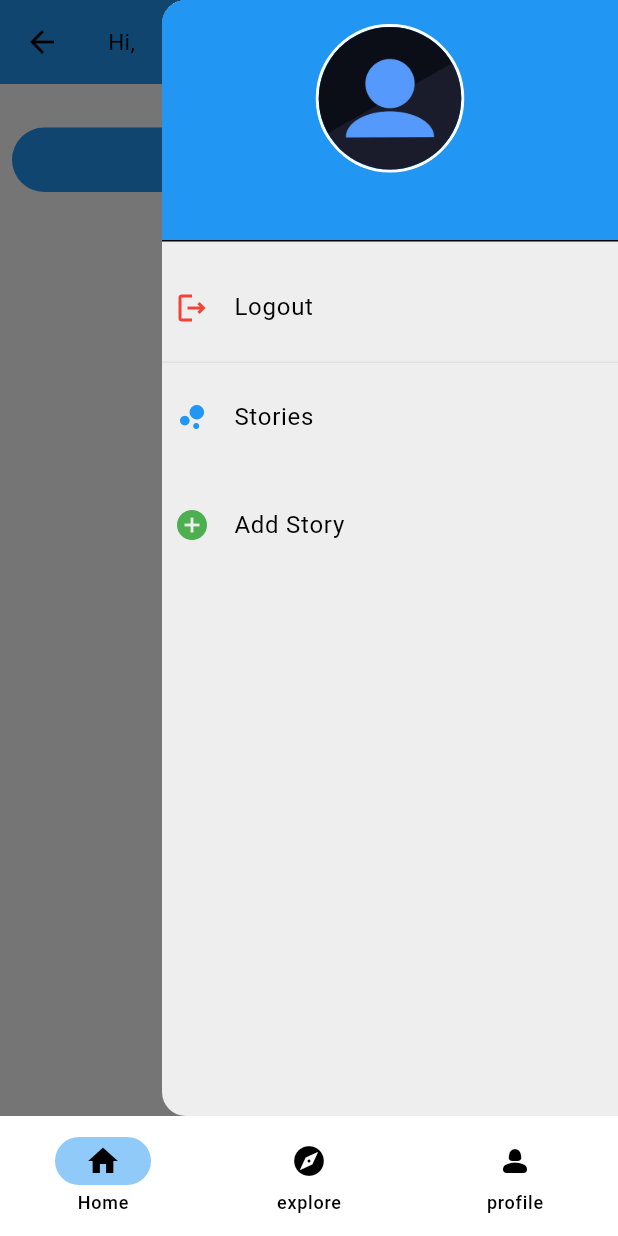
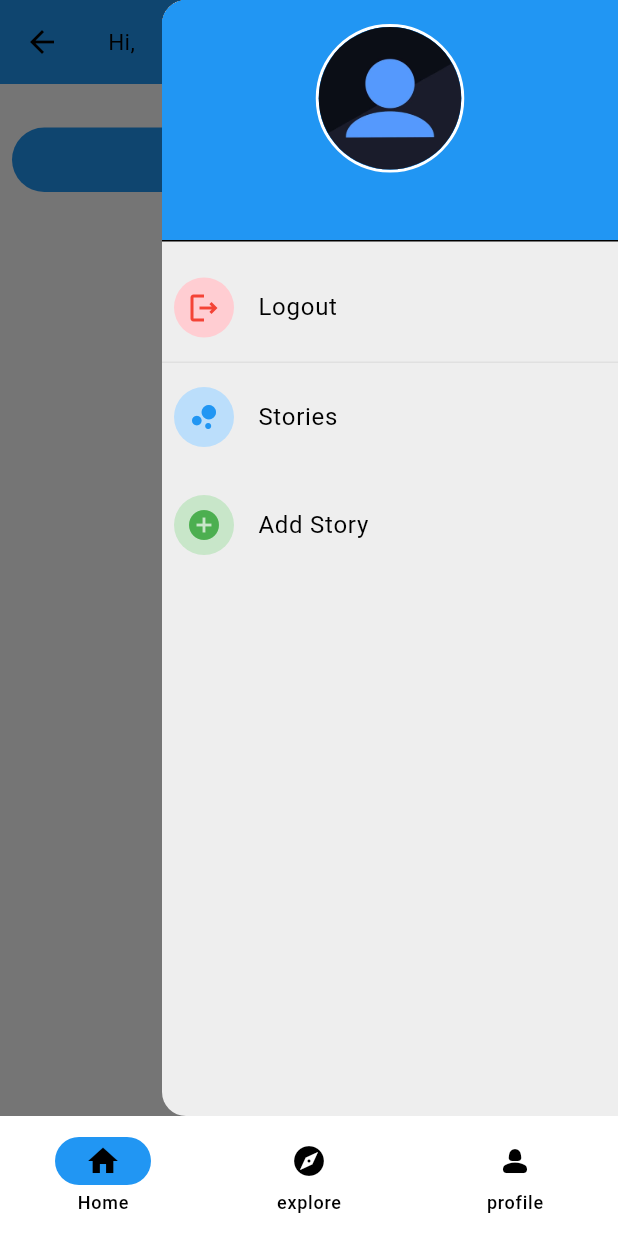
Before and after one commit to Uday-kiran9147/Traveller, a Flutter app: the MyHome screen opened directly, after a tap on the "menu" icon, on a phone screen of 412 x 824 dp. Run offline on Flutter 3.47's test engine with Material 3 defaults, Android fonts, the light colour scheme and no system bars; our stand-ins replace bloc, cloud_firestore, equatable, firebase_auth, firebase_core, firebase_storage and 6 more; accounts and stored records are empty.

Commit message:
Refactor: update UI elements and improve layout in profile and home screens

```diff
--- a/lib/presentation/pages/home/ui/home.dart
+++ b/lib/presentation/pages/home/ui/home.dart
@@ -61,10 +61,10 @@ class _MyHomeState extends State<MyHome> {
               // IconThemeData(color: Theme.of(context).primaryColor),
           // type: BottomNavigationBarType.fixed, // shifting type creates conflict with backgroundcolor
           // iconSize: 16,
-          elevation: 5,
+          // elevation: 5,
           backgroundColor: AppTheme.backgroundLight ,
           // unselectedItemColor: Colors.grey,
-          indicatorColor: Theme.of(context).primaryColor.withOpacity(0.5),
+          indicatorColor: Theme.of(context).primaryColor,
           selectedIndex: index,
           onDestinationSelected: (value) => setState(() {
             index = value;
--- a/lib/presentation/pages/home/ui/widgets/drawer.dart
+++ b/lib/presentation/pages/home/ui/widgets/drawer.dart
@@ -65,9 +65,12 @@ ListView buildDrawer(BuildContext context, HomeCubitState state) {
               );
             } // remove the drawer
           },
-            leading: const Icon(
+          leading: CircleAvatar(
+            backgroundColor: Colors.red.shade100,
+            child: const Icon(
               Icons.logout_outlined,
               color: Colors.red,
+            ),
           ),
           title: const Text(
             "Logout",
@@ -87,9 +90,12 @@ ListView buildDrawer(BuildContext context, HomeCubitState state) {
             ),
           );
         },
-          leading: const Icon(
+        leading: CircleAvatar(
+          backgroundColor: Colors.blue.shade100,
+          child: const Icon(
             Icons.bubble_chart,
             color: Colors.blue,
+          ),
         ),
         title: const Text(
           "Stories",
@@ -103,9 +109,12 @@ ListView buildDrawer(BuildContext context, HomeCubitState state) {
         onTap: () {
           Navigator.pushNamed(context, RouteName.addstory);
         },
-          leading: const Icon(
+        leading: CircleAvatar(
+          backgroundColor: Colors.green.shade100,
+          child: const Icon(
             Icons.add_circle,
             color: Colors.green,
+          ),
         ),
         title: const Text(
           "Add Story",
--- a/lib/presentation/pages/profile/profile.dart
+++ b/lib/presentation/pages/profile/profile.dart
@@ -37,8 +37,8 @@ class _ProfileScreenState extends State<ProfileScreen>
   String owner = FirebaseAuth.instance.currentUser!.uid;
   @override
   Widget build(BuildContext context) {
-    return Scaffold(
-      // backgroundColor: Theme.of(context).primaryColor.withOpacity(0.1),
+    return SafeArea(
+      child: Scaffold(
         body: StreamBuilder<UserRegister>(
             stream: FirebaseFirestore.instance
                 .collection('users')
@@ -55,13 +55,19 @@ class _ProfileScreenState extends State<ProfileScreen>
                 return BlocConsumer<ProfileCubit, ProfileState>(
                   listener: (context, state) {},
                   builder: (context, state) {
-                  return Column(
+                    var isValidUrl = (randomuser.profileurl == null ||
+                        randomuser.profileurl!.startsWith('http') == true);
+                    return SingleChildScrollView(
+                      child: Column(
                         mainAxisAlignment: MainAxisAlignment.start,
                         crossAxisAlignment: CrossAxisAlignment.center,
                         children: [
                           Container(
                             padding: const EdgeInsets.symmetric(
-                            horizontal: 16, vertical: 12),
+                              horizontal: 16,
+                              vertical: 12,
+                            ),
+                            height: 80,
                             width: double.infinity,
                             color: Colors.blue.shade400,
                             child: Row(
@@ -75,53 +81,41 @@ class _ProfileScreenState extends State<ProfileScreen>
                                     fontWeight: FontWeight.bold,
                                   ),
                                 ),
-                            if (isowner)
-                              OutlinedButton(
-                                onPressed: () {
-                                  Navigator.pushNamed(
-                                      context, RouteName.editprofile);
-                                },
-                                style: OutlinedButton.styleFrom(
-                                  side: const BorderSide(color: Colors.white),
-                                ),
-                                child: const Text(
-                                  'Edit',
-                                  style: TextStyle(color: Colors.white),
-                                ),
-                              ),
                               ],
                             ),
                           ),
-                      // const SizedBox(height: 20),
+
                           // Avatar and user info
                           Padding(
                             padding: const EdgeInsets.all(8.0),
                             child: Row(
-                          spacing: 20,
+                              spacing: 10,
                               children: [
                                 Container(
-                              height: 100,
+                                  height: 90,
                                   width: 100,
+                                  child: isValidUrl
+                                      ? null
+                                      : CircleAvatar(
+                                          radius: 30,
+                                          backgroundColor: Colors.blue.shade100,
+                                          child: Icon(
+                                            Icons.person_2_outlined,
+                                            size: 40,
+                                            color: Colors.blue.shade500,
+                                          ),
+                                        ),
                                   decoration: BoxDecoration(
-                                border: Border.all(color: Colors.black),
                                       shape: BoxShape.circle,
-                                image: (randomuser.profileurl == null ||
-                                        randomuser.profileurl!
-                                                .startsWith('http') ==
-                                            false)
-                                    ? const DecorationImage(
-                                        // opacity: 0.75,
-                                        fit: BoxFit.cover,
-                                        image: AssetImage('assets/noimage.png'),
-                                      )
-                                    : DecorationImage(
+                                      image: isValidUrl
+                                          ? DecorationImage(
                                               // opacity: 0.75,
                                               fit: BoxFit.cover,
                                               image: NetworkImage(
                                                 randomuser.profileurl!,
                                               ),
-                                      ),
-                              ),
+                                            )
+                                          : null),
                                 ),
                                 Column(
                                   mainAxisAlignment: MainAxisAlignment.start,
@@ -138,9 +132,6 @@ class _ProfileScreenState extends State<ProfileScreen>
                                       children: [
                                         Text("${randomuser.tag!}",
                                             style: TextStyle(color: Colors.grey)),
-                                    SizedBox(width: 4),
-                                    Icon(Icons.circle,
-                                        color: Colors.blue, size: 8),
                                       ],
                                     ),
                                     Text(
@@ -150,7 +141,22 @@ class _ProfileScreenState extends State<ProfileScreen>
                                       style: TextStyle(color: Colors.grey),
                                     ),
                                   ],
-                            )
+                                ),
+                                Spacer(),
+                                if (isowner)
+                                  OutlinedButton(
+                                    onPressed: () {
+                                      Navigator.pushNamed(
+                                          context, RouteName.editprofile);
+                                    },
+                                    style: OutlinedButton.styleFrom(
+                                      side: const BorderSide(color: Colors.blue),
+                                    ),
+                                    child: const Text(
+                                      'Edit',
+                                      style: TextStyle(color: Colors.blue),
+                                    ),
+                                  ),
                               ],
                             ),
                           ),
@@ -168,8 +174,8 @@ class _ProfileScreenState extends State<ProfileScreen>
                                   onPressed: () async {
                                     FollowUser follow = FollowUser(
                                       userid: randomuser.uid,
-                                    random_User_Followers:
-                                        randomuser.followers);
+                                      random_User_Followers: randomuser.followers,
+                                    );
                                     await follow.follow();
                                   },
                                   child: randomuser.followers.contains(owner)
@@ -194,21 +200,22 @@ class _ProfileScreenState extends State<ProfileScreen>
                                                 color: Colors.blue,
                                               ),
                                               Text('  follow'),
-                                        ])),
+                                            ]),
+                                ),
                           Padding(
                             padding: const EdgeInsets.all(8.0),
                             child: Row(
                               mainAxisAlignment: MainAxisAlignment.spaceBetween,
                               children: [
                                 const Text("Upcoming....."),
-                            isowner
-                                ? TextButton(
+                                if (isowner)
+                                  TextButton(
                                     onPressed: () {
                                       String? destination;
                                       destinationDialog(context, destination);
                                     },
-                                    child: const Text('Add'))
-                                : Container()
+                                    child: const Text('Add'),
+                                  )
                               ],
                             ),
                           ),
@@ -220,22 +227,36 @@ class _ProfileScreenState extends State<ProfileScreen>
                                     width: 300,
                                     child: Text(
                                       '-----No upcoming plans-----',
-                                  style: Theme.of(context).textTheme.bodySmall,
+                                      style:
+                                          Theme.of(context).textTheme.bodySmall,
                                       textAlign: TextAlign.center,
-                                ))
+                                    ),
+                                  )
                                 : SizedBox(
                                     height: 90,
                                     child: TravelListWIdget(
-                                    randomuser: randomuser, isowner: isowner),
+                                      randomuser: randomuser,
+                                      isowner: isowner,
+                                    ),
                                   ),
                           ),
                           // Buttons Grid
-                      Wrap(
+                          Container(
+                            height: 200,
+                            width: double.infinity,
+                            alignment: Alignment.center,
+                            decoration: BoxDecoration(
+                              // color: Colors.grey,
+                              borderRadius: BorderRadius.circular(12),
+                            ),
+                            child: Wrap(
                               spacing: 18,
                               runSpacing: 18,
                               children: [
-                          _buildProfileButton(Icons.calendar_today, "Following",
-                              () {
+                                _buildProfileButton(
+                                    Icons.calendar_today,
+                                    "Following",
+                                    randomuser.following.length.toString(), () {
                                   Navigator.push(
                                     context,
                                     MaterialPageRoute(
@@ -247,7 +268,8 @@ class _ProfileScreenState extends State<ProfileScreen>
                                     ),
                                   );
                                 }),
-                          _buildProfileButton(Icons.group, "Followers", () {
+                                _buildProfileButton(Icons.group, "Followers",
+                                    randomuser.followers.length.toString(), () {
                                   Navigator.push(
                                     context,
                                     MaterialPageRoute(
@@ -262,85 +284,65 @@ class _ProfileScreenState extends State<ProfileScreen>
                                 _buildProfileButton(
                                   Icons.favorite_border,
                                   "Reputation",
+                                  randomuser.reputation.toString(),
                                   () {},
                                 ),
                                 _buildProfileButton(
                                   Icons.list_alt,
                                   "Upcoming Trips",
+                                  randomuser.upcomingtrips.length.toString(),
                                   () {},
-
                                 ),
                               ],
                             ),
+                          ),
                         ],
+                      ),
                     );
                   },
                 );
               }
               return const Center(child: LoadingProgress());
             }),
-    );
-  }
-
-  GridView posts(UserRegister user) {
-    return GridView(
-      physics: const BouncingScrollPhysics(),
-      shrinkWrap: true,
-      gridDelegate: const SliverGridDelegateWithFixedCrossAxisCount(
-          childAspectRatio: 30 / 13,
-          crossAxisCount: 2,
-          crossAxisSpacing: 20,
-          mainAxisSpacing: 10),
-      children: [
-        GestureDetector(
-          onTap: () => Navigator.push(
-              context,
-              MaterialPageRoute(
-                  builder: (context) => FollowingScreen(
-                        index: 1,
-                        userid: user.uid,
-                        username: user.username,
-                      ))),
-          child: _countContainer(
-              Icons.follow_the_signs, user.followers.length, "followers"),
       ),
-        InkWell(
-          onTap: () => Navigator.push(
-              context,
-              MaterialPageRoute(
-                  builder: (context) => FollowingScreen(
-                        index: 0,
-                        userid: user.uid,
-                        username: user.username,
-                      ))),
-          child: _countContainer(
-              Icons.follow_the_signs, user.following.length, "following"),
-        ),
-        _countContainer(Icons.favorite, user.reputation, "reputation"),
-        _countContainer(Icons.density_large_rounded, user.upcomingtrips.length,
-            "upcoming trips"),
-      ],
     );
   }
 
   Widget _buildProfileButton(
     IconData icon,
     String label,
+    String count,
     VoidCallback onTap, {
-    bool highlight = false,
+    bool highlight = true,
   }) {
     return InkWell(
       onTap: onTap,
       child: Container(
         width: 150,
+        height: 90,
         padding: const EdgeInsets.all(16),
         decoration: BoxDecoration(
           color: highlight ? Colors.blue.shade50 : Colors.grey.shade100,
           borderRadius: BorderRadius.circular(12),
         ),
         child: Column(
+          mainAxisAlignment: MainAxisAlignment.center,
+          crossAxisAlignment: CrossAxisAlignment.center,
+          children: [
+            Row(
+              mainAxisAlignment: MainAxisAlignment.center,
+              crossAxisAlignment: CrossAxisAlignment.center,
               children: [
                 Icon(icon, color: Colors.blue),
+                Text(
+                  ' $count',
+                  style: TextStyle(
+                    color: Colors.blue,
+                    fontWeight: FontWeight.bold,
+                  ),
+                ),
+              ],
+            ),
             const SizedBox(height: 8),
             Text(label, textAlign: TextAlign.center),
           ],
@@ -348,20 +350,6 @@ class _ProfileScreenState extends State<ProfileScreen>
       ),
     );
   }
-}
-
-Container _countContainer(IconData icon, int count, String text) {
-  return Container(
-    decoration: BoxDecoration(
-      border: Border.all(color: Colors.red),
-      borderRadius: const BorderRadius.all(Radius.circular(10.0)),
-    ),
-    width: 70,
-    child: Column(
-      mainAxisAlignment: MainAxisAlignment.center,
-      children: [Icon(icon), Text(count.toString()), Text(text)],
-    ),
-  );
 }
 
 class DecoratedContainer extends StatelessWidget {
```
Also changed, not shown: lib/presentation/pages/profile/edit_profile.dart (+42 -16 lines), lib/presentation/pages/profile/widgets/travel_list_container.dart (+24 -38 lines). Lines whose indentation alone changed are shown as unchanged.
